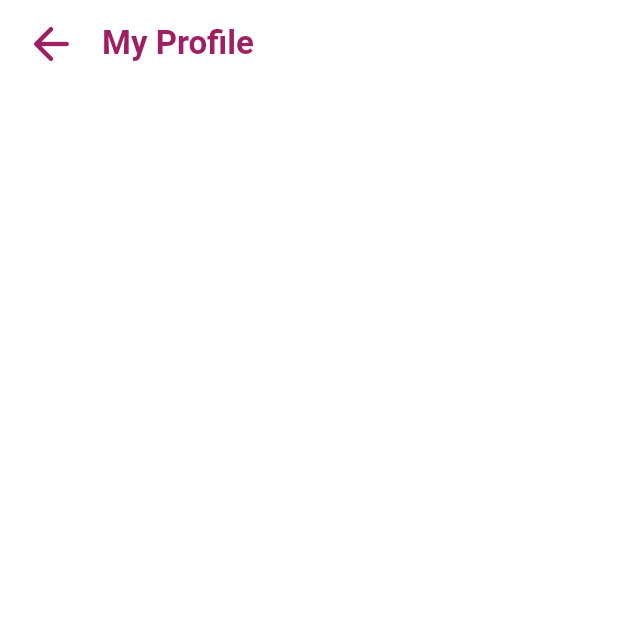
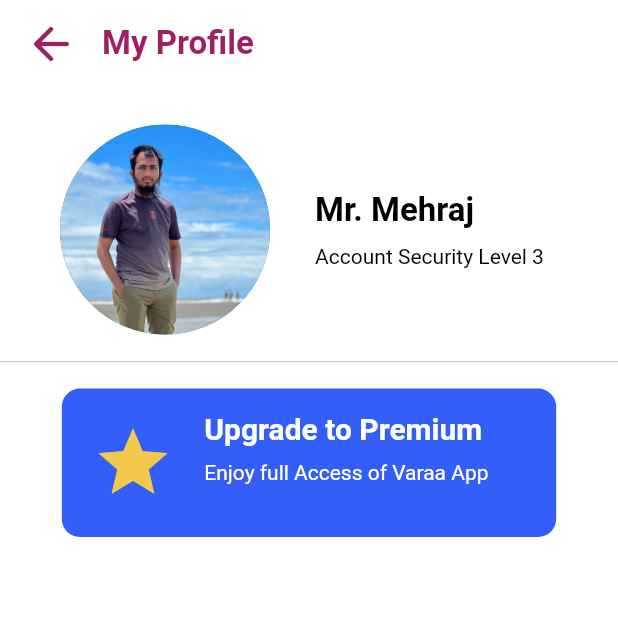
Before and after one commit to definecoder/Varaa-App, a Flutter app: the screen it shows after launch, after a tap on "Mehraj", on a phone screen of 412 x 824 dp, the top half of it. Run offline on Flutter 3.47's test engine with Material 2 defaults, Android fonts, the phone set to English and light mode, and no system bars; our stand-ins replace get, google_fonts, velocity_x; Roboto replaces fonts that are missing (popins).

Commit message:
my profile updated

```diff
--- /dev/null
+++ b/lib/common_widgets/circuler_image.dart
@@ -0,0 +1,9 @@
+import 'package:flutter/material.dart';
+import 'package:velocity_x/velocity_x.dart';
+
+Widget CirculerImage(String fileName, double radius) {
+  return CircleAvatar(
+    backgroundImage: AssetImage("assets/dp1.png"),
+    radius: radius,
+  );
+}
--- a/lib/screens/profile_screen.dart
+++ b/lib/screens/profile_screen.dart
@@ -4,6 +4,7 @@ import 'package:flutter/src/widgets/placeholder.dart';
 import 'package:google_fonts/google_fonts.dart';
 import 'package:get/get.dart';
 import 'package:vaara_app/common_widgets/app_logo.dart';
+import 'package:vaara_app/common_widgets/circuler_image.dart';
 import 'package:velocity_x/velocity_x.dart';
 import '../common_widgets/button.dart';
 import '../common_widgets/button2.dart';
@@ -45,6 +46,78 @@ class ProfileScreen extends StatelessWidget {
                       .make(),
                 ],
               ),
+              30.heightBox,
+              Row(
+                crossAxisAlignment: CrossAxisAlignment.center,
+                children: [
+                  40.widthBox,
+                  CirculerImage("./assets/dp1.png", 0.17 * context.width),
+                  30.widthBox,
+                  Column(
+                    crossAxisAlignment: CrossAxisAlignment.start,
+                    children: [
+                      "Mr. Mehraj"
+                          .text
+                          .fontFamily('popins')
+                          .size(22)
+                          .color(Colors.black)
+                          .fontWeight(FontWeight.bold)
+                          .make(),
+                      10.heightBox,
+                      "Account Security Level 3"
+                          .text
+                          .fontFamily('popins')
+                          .size(14)
+                          .color(Colors.black)
+                          .make(),
+                    ],
+                  ),
+                ],
+              ),
+              10.heightBox,
+              Divider(
+                color: Colors.grey.shade400,
+              ),
+              Container(
+                decoration: BoxDecoration(
+                  color: Color(0xff335EF7),
+                  borderRadius: BorderRadius.circular(12),
+                ),
+                margin: EdgeInsets.all(10),
+                width: context.width * .8,
+                height: context.height * .12,
+                child: Row(
+                    crossAxisAlignment: CrossAxisAlignment.center,
+                    children: [
+                      20.widthBox,
+                      const Icon(
+                        Icons.star,
+                        color: Color(0xffF2C94C),
+                        size: 55,
+                      ),
+                      20.widthBox,
+                      Column(
+                        crossAxisAlignment: CrossAxisAlignment.start,
+                        children: [
+                          15.heightBox,
+                          "Upgrade to Premium"
+                              .text
+                              .fontFamily('popins')
+                              .size(20)
+                              .color(Colors.white)
+                              .fontWeight(FontWeight.bold)
+                              .make(),
+                          10.heightBox,
+                          "Enjoy full Access of Varaa App"
+                              .text
+                              .fontFamily('popins')
+                              .size(14)
+                              .color(Colors.white)
+                              .make(),
+                        ],
+                      )
+                    ]),
+              ),
             ],
           ),
         ),
--- a/pubspec.yaml
+++ b/pubspec.yaml
@@ -66,6 +66,7 @@ flutter:
   assets:
     - assets/appLogo.png
     - assets/useraltfill.png
+    - assets/dp1.png
   #   - images/a_dot_ham.jpeg
 
   # An image asset can refer to one or more resolution-specific "variants", see
```
